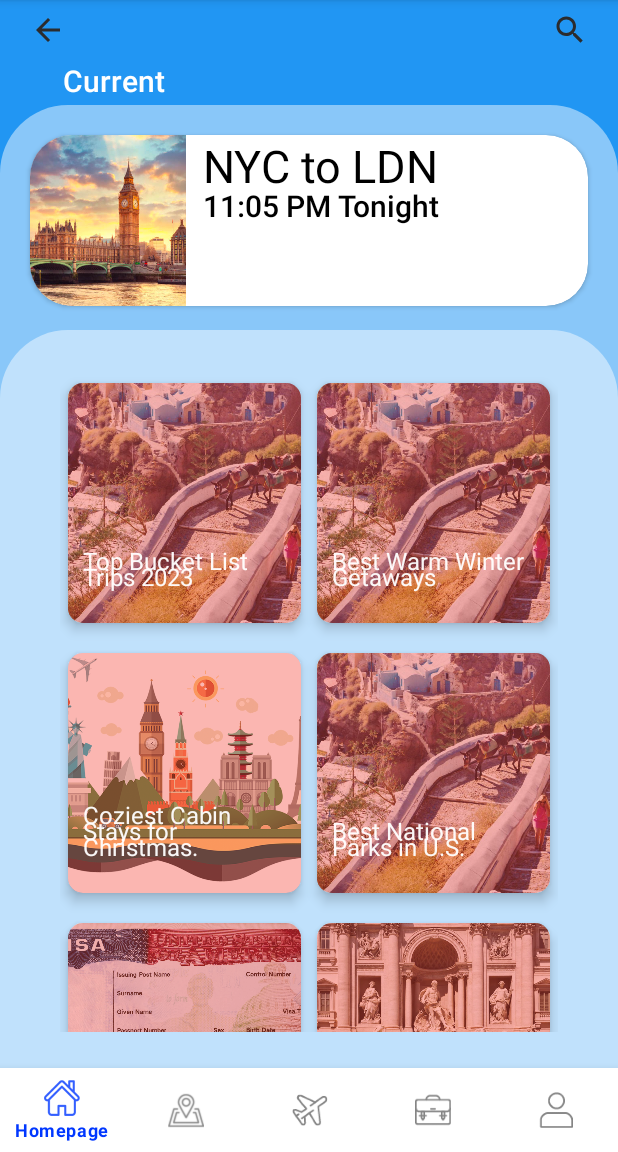
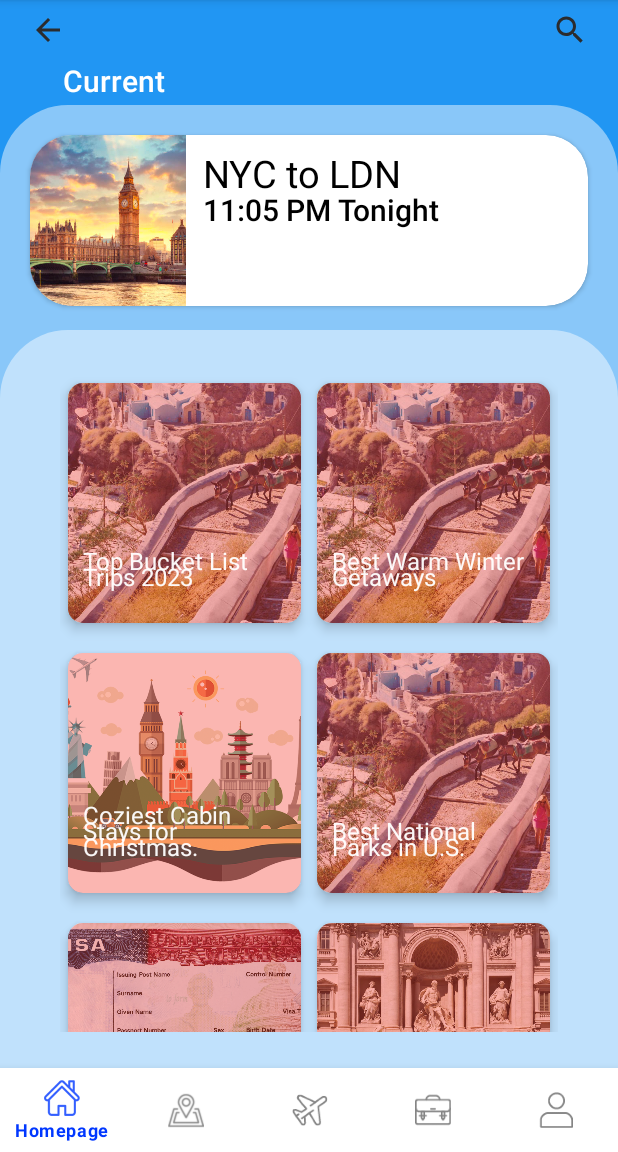
Before and after one commit to jiwagon/Tripper-App, an Android app: the screen it shows after launch (MainActivity), on a phone screen of 412 x 824 dp, the part 84-1236 px from its top. Run offline under Robolectric (Android 15) with nearby library versions, the phone set to English and light mode, and no system bars; our stand-ins replace navigation-ui.

Commit message:
Created homepage trakcer widget

```diff
--- a/app/src/main/res/layout/home_fragment.xml
+++ b/app/src/main/res/layout/home_fragment.xml
@@ -95,22 +95,22 @@
                     android:layout_width="match_parent"
                     android:layout_height="wrap_content"
                     android:layout_marginStart="115dp"
+                    android:layout_marginTop="8dp"
                     android:text="@string/widget_heading1"
                     android:textAppearance="@style/TextAppearance.AppCompat.Display1"
                     android:textColor="#000000"
-                    android:textSize="30sp" />
+                    android:textSize="25sp" />
 
                 <TextView
                     android:id="@+id/widget_heading2"
                     android:layout_width="258dp"
                     android:layout_height="wrap_content"
                     android:layout_marginStart="115dp"
-                    android:layout_marginTop="33dp"
+                    android:layout_marginTop="36dp"
                     android:text="@string/widget_heading2"
                     android:textAppearance="@style/TextAppearance.AppCompat.Body2"
                     android:textColor="#000000"
-                    android:textSize="20sp">
-                </TextView>
+                    android:textSize="20sp"></TextView>
 
 
             </androidx.cardview.widget.CardView>
```
